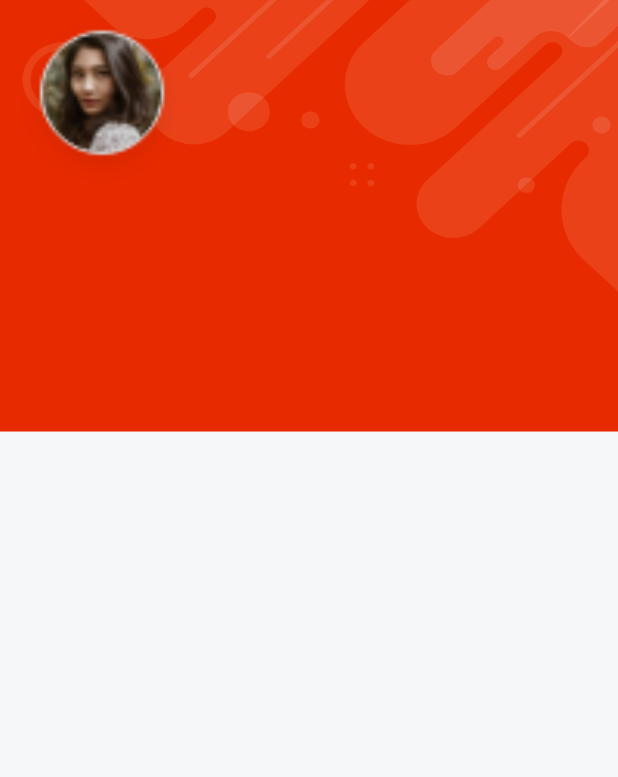
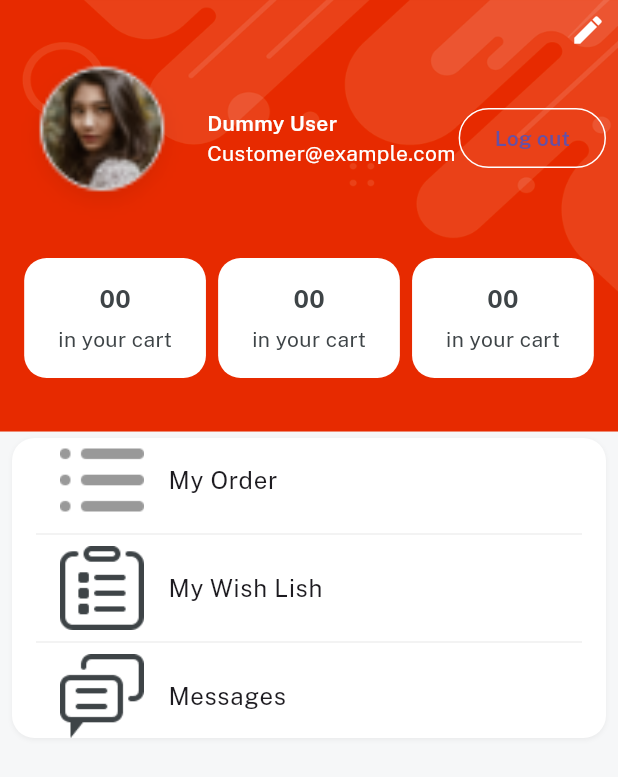
Before and after one commit to MDK301/e_commerce_01, a Flutter app: the ProfileScreen screen opened directly, on a phone screen of 412 x 824 dp. Shown: the top 777 px of the screen. Run offline on Flutter 3.47's test engine with Material 3 defaults, Android fonts, the phone set to English and light mode, and no system bars; our stand-ins replace firebase_core, get, velocity_x; accounts and stored records are empty.

Commit message:
fix account

```diff
--- a/lib/consts/lists.dart
+++ b/lib/consts/lists.dart
@@ -10,3 +10,5 @@ const featureTite2=[boysglasses,mobilephone,tshirts];
 const categorylist=[womenclothing,menclothingfashion,compaccess,automobile,kidtoys,sports,jewelery,cellphone,furniture];
 const categoryImages=[imgFc1,imgFc2,imgFc3,imgFc4,imgFc5,imgFc6,imgFc7,imgFc8,imgFc9,];
 const itemdetailbuttonlist=[video,review,privacypolicy,returnpolicy,supportpolicy];
+const profileButtonList=[myorder,mywishlist,messages];
+const profileButtonIcons=[icOrder,icOrders,icMessages];
--- a/lib/consts/strings.dart
+++ b/lib/consts/strings.dart
@@ -10,6 +10,7 @@ const name = "Name";
 const namehint = "Name hint";
 const forgetPass="Forget Password";
 const login = "Log in";
+const logout = "Log out";
 const signup = "Sign up";
 const createNewAccount = "or, create a new account";
 const loginWith = "Log in With";
@@ -54,3 +55,8 @@ const sellerpolicy="Seller Policy";
 const returnpolicy="Return Policy";
 const supportpolicy="Support Policy";
 const productyoumayalsolike="Product you may also like";
+
+//profile
+const mywishlist="My Wish Lish";
+const myorder="My Order";
+const messages="Messages";
--- /dev/null
+++ b/lib/views/profile_screen/components/detail_card.dart
@@ -0,0 +1,20 @@
+import 'package:e_commerce/consts/consts.dart';
+import 'package:flutter/material.dart';
+
+Widget DetailCard({width,String? count,String? title}) {
+  return Column(
+    mainAxisAlignment: MainAxisAlignment.center,
+    children: [
+      "00".text.fontFamily(bold).color(darkFontGrey).size(16).make(),
+      5.heightBox,
+      "in your cart".text.color(darkFontGrey).make(),
+    ],
+  )
+      .box
+      .white
+      .rounded
+      .width(width)
+      .height(80)
+      .padding(EdgeInsets.all(4))
+      .make();
+}
--- a/lib/views/profile_screen/profile_screen.dart
+++ b/lib/views/profile_screen/profile_screen.dart
@@ -1,6 +1,9 @@
 import 'package:e_commerce/consts/consts.dart';
+import 'package:e_commerce/views/profile_screen/components/detail_card.dart';
 import 'package:e_commerce/views/widgets_common/bg_widget.dart';
 import 'package:flutter/material.dart';
+
+import '../../consts/lists.dart';
 
 class ProfileScreen extends StatelessWidget {
   const ProfileScreen({super.key});
@@ -14,15 +17,76 @@ class ProfileScreen extends StatelessWidget {
         padding: const EdgeInsets.all(8),
         child: Column(
           children: [
+            //edit profile button
+            const Align(
+              alignment: Alignment.topRight,
+              child: Icon(
+                Icons.edit,
+                color: whiteColor,
+              ),
+            ).onTap(() {}),
+
+            //user detail profile
             Row(
               children: [
                 Image.asset(
                   imgProfile,
                   width: 120,
                   fit: BoxFit.cover,
-                ).box.roundedFull.clip(Clip.antiAlias).make()
+                ).box.roundedFull.clip(Clip.antiAlias).make(),
+                10.widthBox,
+                Expanded(
+                    child: Column(
+                  crossAxisAlignment: CrossAxisAlignment.start,
+                  children: [
+                    "Dummy User".text.fontFamily(semibold).white.make(),
+                    "Customer@example.com".text.white.make(),
+                  ],
+                )),
+                OutlinedButton(
+                  style: OutlinedButton.styleFrom(
+                      side: const BorderSide(
+                    color: whiteColor,
+                  )),
+                  onPressed: () {},
+                  child: logout.text.fontFamily(semibold).make(),
+                )
               ],
-            )
+            ),
+            20.heightBox,
+            Row(
+              mainAxisAlignment: MainAxisAlignment.spaceEvenly,
+              children: [
+                DetailCard(
+                    count: "00",
+                    title: "in your cart",
+                    width: context.screenWidth / 3.4),
+                DetailCard(
+                    count: "32",
+                    title: "in your wishlist",
+                    width: context.screenWidth / 3.4),
+                DetailCard(
+                    count: "67",
+                    title: "your orders",
+                    width: context.screenWidth / 3.4),
+              ],
+            ),
+
+            //Button section
+            40.heightBox,
+            ListView.separated(
+              shrinkWrap: true,
+                separatorBuilder: (context, index) {
+                  return const Divider(color: lightGrey,);
+                },
+                itemCount: profileButtonList.length,
+                itemBuilder: (BuildContext context, int index) {
+                  return ListTile(
+                    leading: Image.asset(profileButtonIcons[index]),
+                    title: profileButtonList[index].text.make(),
+                  );
+                },
+            ).box.white.rounded.padding(const EdgeInsets.symmetric(horizontal: 16)).shadowSm.make(),
           ],
         ),
       )),
--- a/pubspec.yaml
+++ b/pubspec.yaml
@@ -38,6 +38,9 @@ dependencies:
   cupertino_icons: ^1.0.6
   get: ^4.6.6
   firebase_core: ^3.6.0
+  firebase_auth: ^5.3.1
+  firebase_storage: ^12.3.4
+  cloud_firestore: ^5.4.4
 
 dev_dependencies:
   flutter_test:
```
Also changed, not shown: pubspec.lock, 1 other file.
